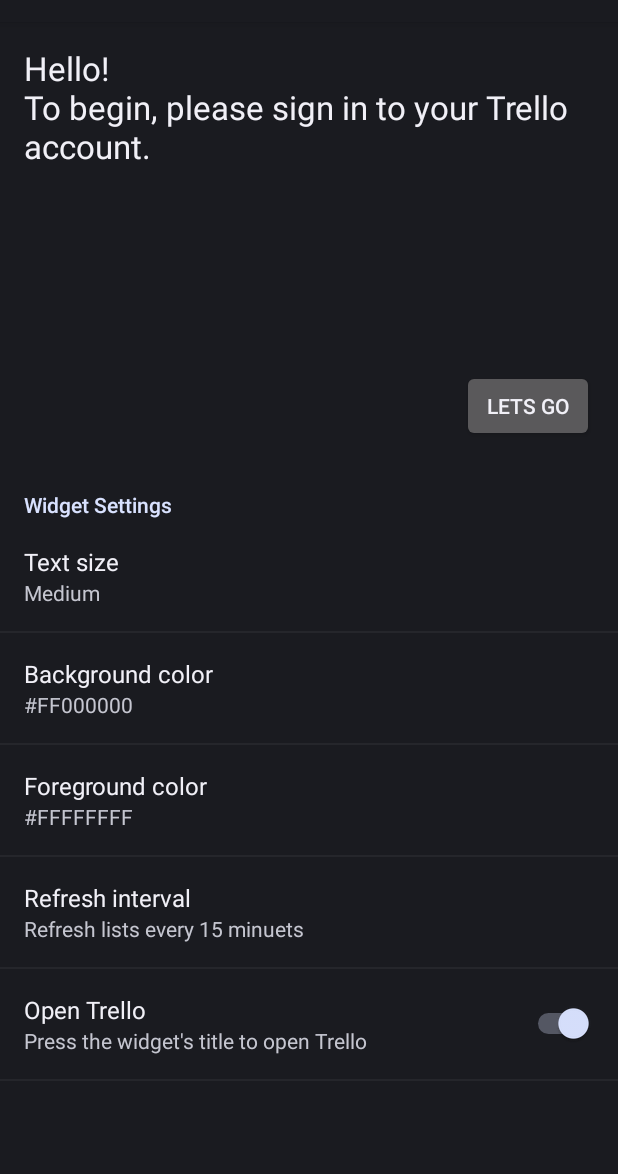
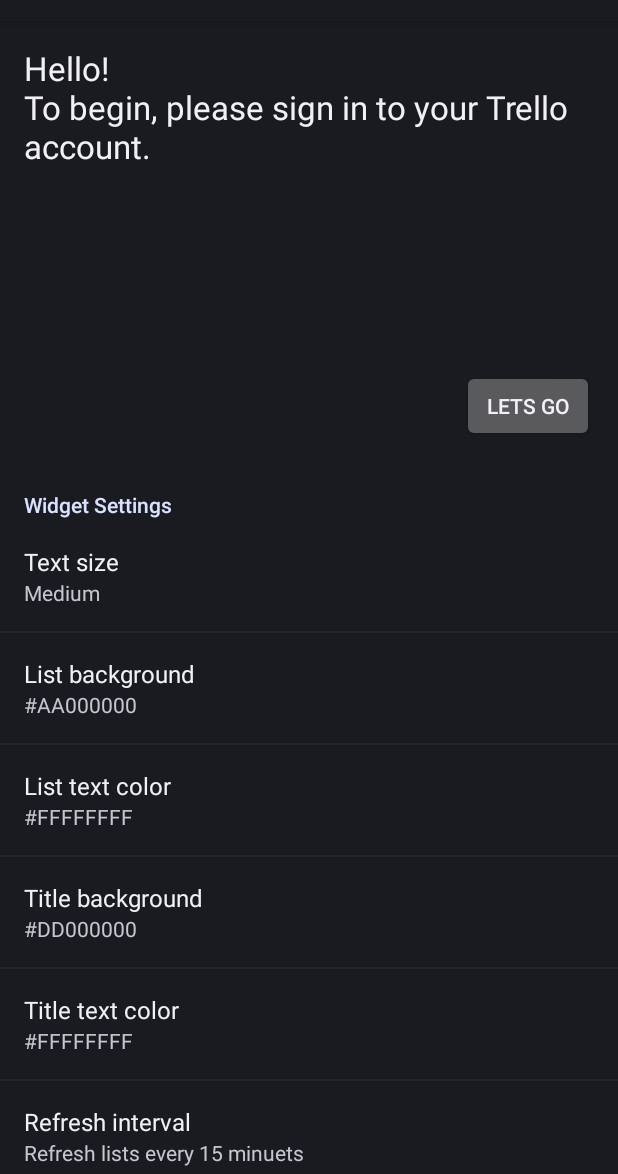
Before and after one commit to oryanm/TrelloWidget, an Android app: the screen it shows after launch (MainActivity), on a phone screen of 412 x 824 dp, the part 62-1236 px from its top. Run offline under Robolectric (Android 15) with nearby library versions, the phone set to English and light mode, and no system bars; our stand-ins replace Volley; libraries missing offline, so code that uses them is left out: com.larswerkman.holocolorpicker.

Commit message:
Add distinct title foreground and background preferences
This allows different background and text colors for the title bar as
opposed to the cards below.

Signed-off-by: Jim Ramsay <i.am@jimramsay.com>

```diff
--- a/app/src/main/kotlin/com/github/oryanmat/trellowidget/activity/GeneralPreferenceFragment.kt
+++ b/app/src/main/kotlin/com/github/oryanmat/trellowidget/activity/GeneralPreferenceFragment.kt
@@ -21,6 +21,8 @@
         listener.onSharedPreferenceChanged(preferences, getString(R.string.pref_text_size_key))
         listener.onSharedPreferenceChanged(preferences, getString(R.string.pref_back_color_key))
         listener.onSharedPreferenceChanged(preferences, getString(R.string.pref_fore_color_key))
+        listener.onSharedPreferenceChanged(preferences, getString(R.string.pref_title_back_color_key))
+        listener.onSharedPreferenceChanged(preferences, getString(R.string.pref_title_fore_color_key))
         listener.onSharedPreferenceChanged(preferences, getString(R.string.pref_update_interval_key))
     }
 
@@ -52,6 +54,12 @@
         } else if (key == getString(R.string.pref_fore_color_key)) {
             val preference = findPreference(key) as ColorPreference
             preference.summary = String.format(COLOR_FORMAT, preference.color)
+        } else if (key == getString(R.string.pref_title_back_color_key)) {
+            val preference = findPreference(key) as ColorPreference
+            preference.summary = String.format(COLOR_FORMAT, preference.color)
+        } else if (key == getString(R.string.pref_title_fore_color_key)) {
+            val preference = findPreference(key) as ColorPreference
+            preference.summary = String.format(COLOR_FORMAT, preference.color)
         }
     }
 }
--- a/app/src/main/kotlin/com/github/oryanmat/trellowidget/widget/CardRemoteViewFactory.kt
+++ b/app/src/main/kotlin/com/github/oryanmat/trellowidget/widget/CardRemoteViewFactory.kt
@@ -22,7 +22,7 @@
 import com.github.oryanmat.trellowidget.util.TrelloAPIUtil
 import com.github.oryanmat.trellowidget.util.color.colors
 import com.github.oryanmat.trellowidget.util.color.dim
-import com.github.oryanmat.trellowidget.util.getForegroundColor
+import com.github.oryanmat.trellowidget.util.getCardForegroundColor
 import com.github.oryanmat.trellowidget.util.getList
 import java.util.*
 
@@ -34,7 +34,7 @@
     override fun onDataSetChanged() {
         var list = context.getList(appWidgetId)
         list = TrelloAPIUtil.instance.getCards(list)
-        color = context.getForegroundColor()
+        color = context.getCardForegroundColor()
 
         if (BoardList.ERROR != list.id) {
             cards = list.cards
--- a/app/src/main/res/values/strings_preferences.xml
+++ b/app/src/main/res/values/strings_preferences.xml
@@ -26,14 +26,24 @@
         <item>1.75</item>
     </string-array>
 
+    <string name="pref_title_back_color_key">title_back_color</string>
+    <string name="pref_title_back_color_title">Title background</string>
+    <string name="pref_title_back_color_desc">Change background color of the title area</string>
+    <integer name="pref_title_back_color_default">0xDD000000</integer>
+
+    <string name="pref_title_fore_color_key">title_fore_color</string>
+    <string name="pref_title_fore_color_title">Title text color</string>
+    <string name="pref_title_fore_color_desc">Change the text color of the title</string>
+    <integer name="pref_title_fore_color_default">0xFFFFFFFF</integer>
+
     <string name="pref_back_color_key">back_color</string>
-    <string name="pref_back_color_title">Background color</string>
-    <string name="pref_back_color_desc">Change background color</string>
-    <integer name="pref_back_color_default">0xFF000000</integer>
+    <string name="pref_back_color_title">List background</string>
+    <string name="pref_back_color_desc">Change background color of the card list area</string>
+    <integer name="pref_back_color_default">0xAA000000</integer>
 
     <string name="pref_fore_color_key">fore_color</string>
-    <string name="pref_fore_color_title">Foreground color</string>
-    <string name="pref_fore_color_desc">Change foreground color</string>
+    <string name="pref_fore_color_title">List text color</string>
+    <string name="pref_fore_color_desc">Change the text color of the card list</string>
     <integer name="pref_fore_color_default">0xFFFFFFFF</integer>
 
     <string name="pref_update_interval_key">interval_list</string>
--- a/app/src/main/res/xml/pref_general.xml
+++ b/app/src/main/res/xml/pref_general.xml
@@ -22,6 +22,18 @@
             android:summary="@string/pref_fore_color_desc"
             android:title="@string/pref_fore_color_title" />
 
+        <com.github.oryanmat.trellowidget.util.color.ColorPreference
+            android:defaultValue="@integer/pref_title_back_color_default"
+            android:key="@string/pref_title_back_color_key"
+            android:summary="@string/pref_title_back_color_desc"
+            android:title="@string/pref_title_back_color_title" />
+
+        <com.github.oryanmat.trellowidget.util.color.ColorPreference
+            android:defaultValue="@integer/pref_title_fore_color_default"
+            android:key="@string/pref_title_fore_color_key"
+            android:summary="@string/pref_title_fore_color_desc"
+            android:title="@string/pref_title_fore_color_title" />
+
         <ListPreference
             android:defaultValue="@string/pref_update_interval_default"
             android:entries="@array/pref_update_interval_titles"
```
Also changed, not shown: app/src/main/kotlin/com/github/oryanmat/trellowidget/util/PrefUtil.kt (+10 -2 lines), app/src/main/kotlin/com/github/oryanmat/trellowidget/util/color/ColorUtil.kt (+8 -0 lines), app/src/main/kotlin/com/github/oryanmat/trellowidget/widget/TrelloWidgetProvider.kt (+17 -10 lines).
